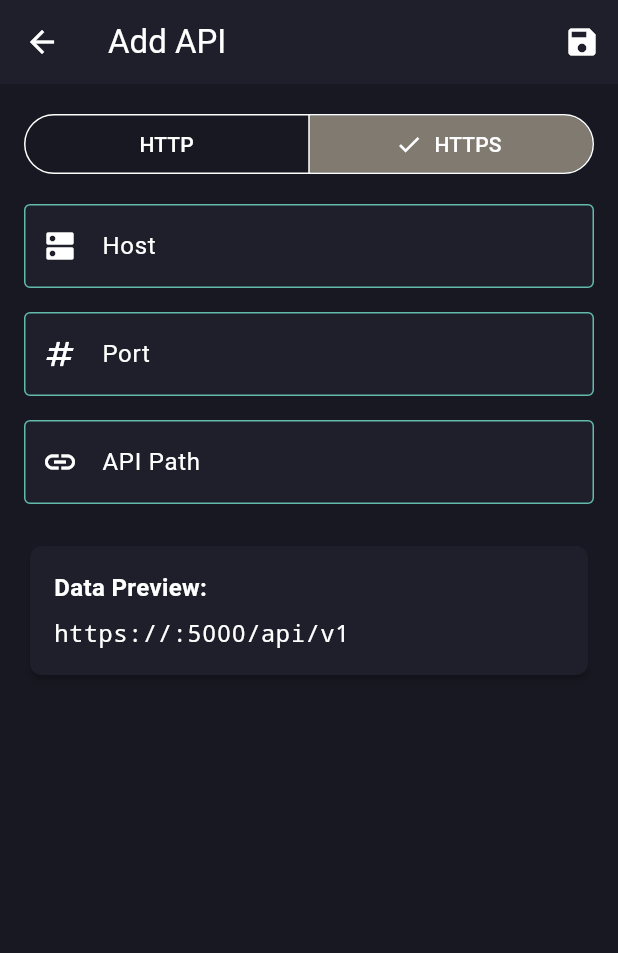
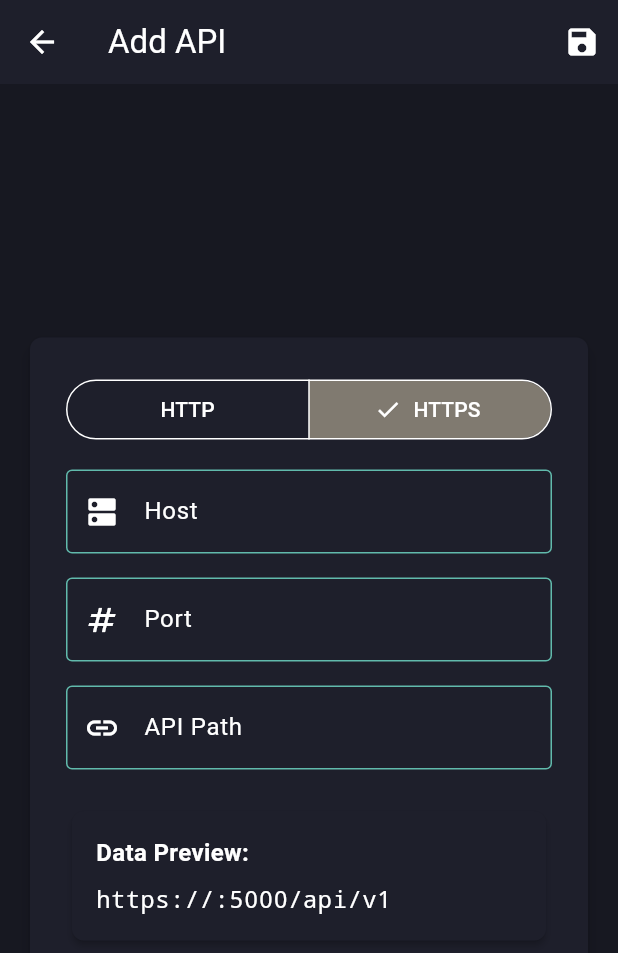
Before and after one commit to sfrenchy/fl_querier, a Flutter app: the screen it shows after launch, after a tap on the "add" icon, on a phone screen of 412 x 824 dp. Shown: the top 953 px of the screen. Run offline on Flutter 3.47's test engine with Material 3 defaults, Android fonts, the light colour scheme and no system bars; our stand-ins replace dio, equatable, fl_chart, flutter_bloc, flutter_colorpicker, flutter_highlight and 5 more; missing offline and left inert: flutter_code_editor, highlight, resizable_widget; generated files the repository leaves out were written again; network calls fail.

Commit message:
Refactor UI layout for add API, admin configuration, SMTP configuration, and login screens to improve responsiveness and aesthetics. Updated screens to use centered cards with constrained width and padding for better user experience.

```diff
--- a/lib/pages/add_api/add_api_screen.dart
+++ b/lib/pages/add_api/add_api_screen.dart
@@ -42,9 +42,18 @@ class AddApiScreen extends StatelessWidget {
                 ),
               ],
             ),
-            body: Padding(
+            body: Center(
+              child: SingleChildScrollView(
+                child: Padding(
                   padding: const EdgeInsets.all(16.0),
+                  child: ConstrainedBox(
+                    constraints: const BoxConstraints(maxWidth: 400),
+                    child: Card(
+                      elevation: 4,
+                      child: Padding(
+                        padding: const EdgeInsets.all(24.0),
                         child: Column(
+                          mainAxisSize: MainAxisSize.min,
                           crossAxisAlignment: CrossAxisAlignment.stretch,
                           children: [
                             _buildProtocolSelector(context, state, l10n),
@@ -57,6 +66,11 @@ class AddApiScreen extends StatelessWidget {
                             const SizedBox(height: 24),
                             _buildPreview(state, l10n),
                           ],
+                        ),
+                      ),
+                    ),
+                  ),
+                ),
               ),
             ),
           );
--- a/lib/pages/login/login_screen.dart
+++ b/lib/pages/login/login_screen.dart
@@ -41,10 +41,18 @@ class _LoginScreenState extends State<LoginScreen> {
           }
         },
         builder: (context, state) {
-          return Padding(
+          return Center(
+            child: SingleChildScrollView(
+              child: Padding(
                 padding: const EdgeInsets.all(16.0),
+                child: ConstrainedBox(
+                  constraints: const BoxConstraints(maxWidth: 400),
+                  child: Card(
+                    elevation: 4,
+                    child: Padding(
+                      padding: const EdgeInsets.all(24.0),
                       child: Column(
-              mainAxisAlignment: MainAxisAlignment.center,
+                        mainAxisSize: MainAxisSize.min,
                         children: [
                           Padding(
                             padding: const EdgeInsets.only(bottom: 32.0),
@@ -71,6 +79,11 @@ class _LoginScreenState extends State<LoginScreen> {
                               child: CircularProgressIndicator(),
                             ),
                         ],
+                      ),
+                    ),
+                  ),
+                ),
+              ),
             ),
           );
         },
```
Also changed, not shown: lib/pages/configure_api/admin_configuration_screen.dart (+14 -0 lines), lib/pages/configure_api/smtp_configuration_screen.dart (+20 -5 lines). Lines whose indentation alone changed are shown as unchanged.
